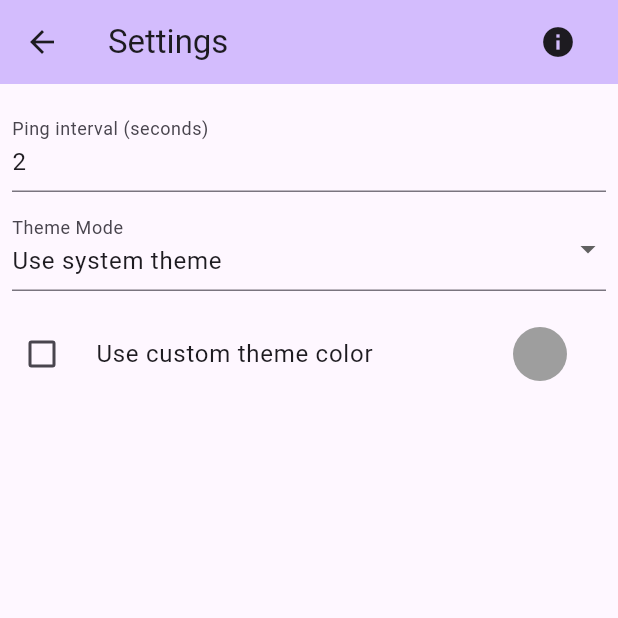
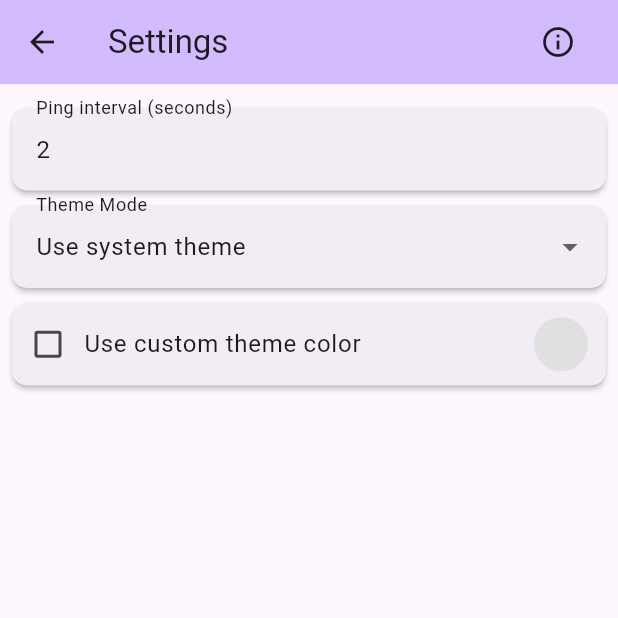
Before and after one commit to Familex/PingUtility, a Flutter app: the screen it shows after launch, after a tap on the "settings" icon, on a phone screen of 412 x 824 dp, the top half of it. Run offline on Flutter 3.47's test engine with Material 3 defaults, Android fonts, the light colour scheme and no system bars; drawn by our look-alikes of dynamic_color; our stand-ins replace fl_chart, flutter_colorpicker, jiffy, package_info_plus, sqflite; missing offline and left inert: dart_ping, fuzzy, holding_gesture; accounts and stored records are empty.

Commit message:
theme widgets (add pu_widgets.dart)

```diff
--- a/src/lib/pages/overview.dart
+++ b/src/lib/pages/overview.dart
@@ -147,7 +147,7 @@ class _OverviewPageState extends State<OverviewPage> {
         backgroundColor: Theme.of(context).colorScheme.inversePrimary,
         title: Row(
           children: [
-            const Icon(Icons.search),
+            const Icon(Icons.search_outlined),
             Flexible(
               child: Padding(
                 padding: const EdgeInsets.symmetric(horizontal: 8.0),
--- a/src/lib/pages/settings.dart
+++ b/src/lib/pages/settings.dart
@@ -8,6 +8,7 @@ import 'package:url_launcher/url_launcher.dart';
 
 import '../models/settings.dart';
 import '../utils/non_empty_formatter.dart';
+import '../utils/pu_widgets.dart';
 
 class SettingsPage extends StatelessWidget {
   SettingsPage({super.key});
@@ -34,7 +35,7 @@ class SettingsPage extends StatelessWidget {
             const Text('Settings'),
             const Spacer(),
             IconButton(
-              icon: const Icon(Icons.info),
+              icon: const Icon(Icons.info_outline),
               onPressed: () => showDialog(
                 context: context,
                 builder: (context) => FutureBuilder(
@@ -64,66 +65,59 @@ class SettingsPage extends StatelessWidget {
         padding: const EdgeInsets.symmetric(horizontal: 8, vertical: 16),
         child: Column(
           children: [
-            TextField(
+            puTextField(
+              context: context,
+              labelText: 'Ping interval (seconds)',
               controller: _intervalTEC,
-              keyboardType: TextInputType.number,
+              onChanged: (_) => updateInterval(),
               inputFormatters: <TextInputFormatter>[
                 NonEmptyFormatter(),
                 FilteringTextInputFormatter.digitsOnly
               ],
-              decoration: const InputDecoration(
-                border: UnderlineInputBorder(),
-                labelText: 'Ping interval (seconds)',
-              ),
-              onChanged: (_) => updateInterval(),
+              keyboardType: TextInputType.number,
             ),
             const SizedBox(height: 10),
-            DropdownButtonFormField(
+            puDropdownButtonFormField(
+              context: context,
               value: settings.themeMode,
-              items: [
-                DropdownMenuItem(
-                  value: ThemeMode.system,
-                  child: Text(
-                    'Use system theme',
-                    style: Theme.of(context).textTheme.bodyLarge,
-                  ),
-                ),
-                DropdownMenuItem(
-                  value: ThemeMode.light,
-                  child: Text(
-                    'Light theme',
-                    style: Theme.of(context).textTheme.bodyLarge,
-                  ),
-                ),
-                DropdownMenuItem(
-                  value: ThemeMode.dark,
-                  child: Text(
-                    'Dark theme',
-                    style: Theme.of(context).textTheme.bodyLarge,
-                  ),
-                ),
-              ],
+              labelText: 'Theme Mode',
               onChanged: (value) {
                 if (value != null) {
                   context.read<Settings>().themeMode = value;
                 }
               },
-              decoration: const InputDecoration(
-                border: UnderlineInputBorder(),
-                labelText: 'Theme Mode',
-              ),
+              items: [
+                const DropdownMenuItem(
+                  value: ThemeMode.system,
+                  child: PuText('Use system theme'),
+                ),
+                const DropdownMenuItem(
+                  value: ThemeMode.light,
+                  child: PuText('Light theme'),
+                ),
+                const DropdownMenuItem(
+                  value: ThemeMode.dark,
+                  child: PuText('Dark theme'),
+                ),
+              ],
             ),
             const SizedBox(height: 10),
-            CheckboxListTile(
-              controlAffinity: ListTileControlAffinity.leading,
-              contentPadding: EdgeInsets.zero,
+            PuLabeledCheckbox(
+              value: settings.customThemeColor != null,
+              onChanged: (value) {
+                settings.customThemeColor =
+                    value ?? false ? Colors.deepPurple : null;
+              },
               title: Row(
                 children: [
-                  const Text('Use custom theme color'),
+                  const PuText('Use custom theme color'),
                   const Spacer(),
                   RawMaterialButton(
-                    fillColor: settings.customThemeColor ?? Colors.grey,
+                    fillColor:
+                        settings.customThemeColor ?? Colors.grey.shade300,
                     shape: const CircleBorder(),
+                    constraints:
+                        const BoxConstraints(minWidth: 60.0, minHeight: 36.0),
                     onPressed: settings.customThemeColor == null
                         ? null
                         : () {
@@ -149,11 +143,6 @@ class SettingsPage extends StatelessWidget {
                   )
                 ],
               ),
-              value: settings.customThemeColor != null,
-              onChanged: (value) {
-                settings.customThemeColor =
-                    value ?? false ? Colors.deepPurple : null;
-              },
             ),
           ],
         ),
--- /dev/null
+++ b/src/lib/utils/pu_widgets.dart
@@ -0,0 +1,227 @@
+// pu == PingUtility
+
+import 'package:flutter/material.dart';
+import 'package:flutter/services.dart';
+
+var _puBorderRadius = BorderRadius.circular(10.0);
+var _puBorder = OutlineInputBorder(
+  borderRadius: _puBorderRadius,
+  borderSide: BorderSide.none,
+);
+var _puElevation = 1.5;
+// FIXME label in DropdownButtonFormField clips
+// FIXME error label in TextFormField overflows
+var _puHeight = 55.0;
+
+Widget _puWrapInMaterial(BuildContext context, Widget child) {
+  var scheme = Theme.of(context).colorScheme;
+
+  return SizedBox(
+    height: _puHeight,
+    child: Material(
+      elevation: _puElevation,
+      shadowColor: scheme.shadow,
+      color: scheme.surfaceContainer,
+      shape: RoundedRectangleBorder(borderRadius: _puBorderRadius),
+      child: child,
+    ),
+  );
+}
+
+InputDecoration _puInputDecoration(
+  String? labelText,
+  TextStyle? textStyle,
+  String? hintText,
+  TextStyle? hintStyle,
+) {
+  return InputDecoration(
+    labelText: labelText,
+    hintStyle: hintStyle ?? textStyle,
+    hintText: hintText,
+    floatingLabelStyle: textStyle,
+    helperStyle: textStyle,
+    border: _puBorder,
+    focusedBorder: _puBorder,
+    enabledBorder: _puBorder,
+    errorBorder: _puBorder,
+    disabledBorder: _puBorder,
+  );
+}
+
+ShapeBorder _puShapeBorder(Color? borderColor) {
+  return RoundedRectangleBorder(
+    borderRadius: _puBorderRadius,
+    side: BorderSide(
+      color: borderColor ?? Colors.transparent,
+      width: 2.0,
+    ),
+  );
+}
+
+Widget puTextFormField({
+  required BuildContext context,
+  String? initialValue,
+  void Function(String?)? onSaved,
+  String? Function(String?)? validator,
+  TextInputType? keyboardType,
+  String? labelText,
+  TextStyle? hintStyle,
+  String? hintText,
+}) {
+  var scheme = Theme.of(context).colorScheme;
+  var textStyle = TextStyle(color: scheme.onSurface);
+
+  return _puWrapInMaterial(
+    context,
+    TextFormField(
+      initialValue: initialValue,
+      onSaved: onSaved,
+      validator: validator,
+      style: textStyle,
+      keyboardType: keyboardType,
+      decoration: _puInputDecoration(labelText, textStyle, hintText, hintStyle),
+    ),
+  );
+}
+
+Widget puTextField({
+  required BuildContext context,
+  TextEditingController? controller,
+  List<TextInputFormatter>? inputFormatters,
+  void Function(String?)? onChanged,
+  TextInputType? keyboardType,
+  String? labelText,
+  TextStyle? hintStyle,
+  String? hintText,
+}) {
+  var scheme = Theme.of(context).colorScheme;
+  var textStyle = TextStyle(color: scheme.onSurface);
+
+  return _puWrapInMaterial(
+    context,
+    TextField(
+      controller: controller,
+      onChanged: onChanged,
+      inputFormatters: inputFormatters,
+      style: textStyle,
+      keyboardType: keyboardType,
+      decoration: _puInputDecoration(labelText, textStyle, hintText, hintStyle),
+    ),
+  );
+}
+
+Widget puButton({
+  required BuildContext context,
+  required Widget child,
+  void Function()? onPressed,
+  Color? color,
+  Color? textColor,
+  Color? borderColor,
+}) {
+  var scheme = Theme.of(context).colorScheme;
+
+  return MaterialButton(
+    onPressed: onPressed,
+    elevation: _puElevation,
+    height: _puHeight,
+    textColor: textColor ?? scheme.onSurface,
+    shape: _puShapeBorder(borderColor),
+    color: color ?? scheme.surfaceContainer,
+    child: child,
+  );
+}
+
+Widget puDropdownButtonFormField<T>({
+  required BuildContext context,
+  String? labelText,
+  T? value,
+  List<DropdownMenuItem<T>>? items,
+  void Function(T?)? onChanged,
+}) {
+  var scheme = Theme.of(context).colorScheme;
+  var textStyle = TextStyle(color: scheme.onSurface);
+
+  return _puWrapInMaterial(
+    context,
+    DropdownButtonFormField(
+      value: value,
+      items: items,
+      dropdownColor: scheme.surfaceContainer,
+      onChanged: onChanged,
+      decoration: _puInputDecoration(labelText, textStyle, null, null),
+    ),
+  );
+}
+
+Widget puCheckboxListTile({
+  required BuildContext context,
+  bool? value,
+  void Function(bool?)? onChanged,
+  Widget? title,
+  Widget? secondary,
+}) {
+  return _puWrapInMaterial(
+    context,
+    CheckboxListTile(
+      value: value,
+      onChanged: onChanged,
+      controlAffinity: ListTileControlAffinity.leading,
+      contentPadding: EdgeInsets.zero,
+      shape: _puShapeBorder(null),
+      title: title,
+      secondary: secondary,
+    ),
+  );
+}
+
+class PuText extends StatelessWidget {
+  const PuText(
+    this.text, {
+    super.key,
+  });
+
+  final String text;
+
+  @override
+  Widget build(BuildContext context) {
+    var textStyle = Theme.of(context).textTheme.bodyLarge;
+    return Text(
+      text,
+      style: textStyle,
+    );
+  }
+}
+
+class PuLabeledCheckbox extends StatelessWidget {
+  const PuLabeledCheckbox({
+    super.key,
+    required this.value,
+    required this.onChanged,
+    this.title,
+  });
+
+  final bool value;
+  final void Function(bool?) onChanged;
+  final Widget? title;
+
+  @override
+  Widget build(BuildContext context) {
+    return InkWell(
+      onTap: () {
+        onChanged(!value);
+      },
+      child: _puWrapInMaterial(
+        context,
+        Row(
+          children: <Widget>[
+            Checkbox(
+              value: value,
+              onChanged: onChanged,
+            ),
+            if (title != null) Expanded(child: title!),
+          ],
+        ),
+      ),
+    );
+  }
+}
--- a/src/pubspec.yaml
+++ b/src/pubspec.yaml
@@ -16,7 +16,7 @@ publish_to: 'none' # Remove this line if you wish to publish to pub.dev
 # https://developer.apple.com/library/archive/documentation/General/Reference/InfoPlistKeyReference/Articles/CoreFoundationKeys.html
 # In Windows, build-name is used as the major, minor, and patch parts
 # of the product and file versions while build-number is used as the build suffix.
-version: 0.5.0
+version: 0.6.0
 
 environment:
   sdk: ^3.5.4
```
Also changed, not shown: src/lib/pages/host.dart (+20 -21 lines).
